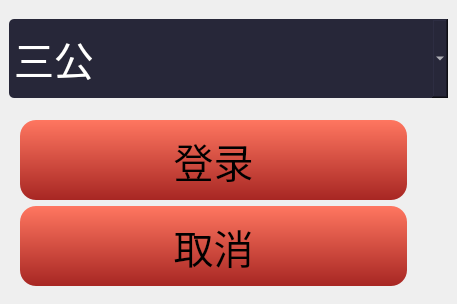
Qt form ThreeMan/login.ui (QPKJEDL/deskgame) before a commit.
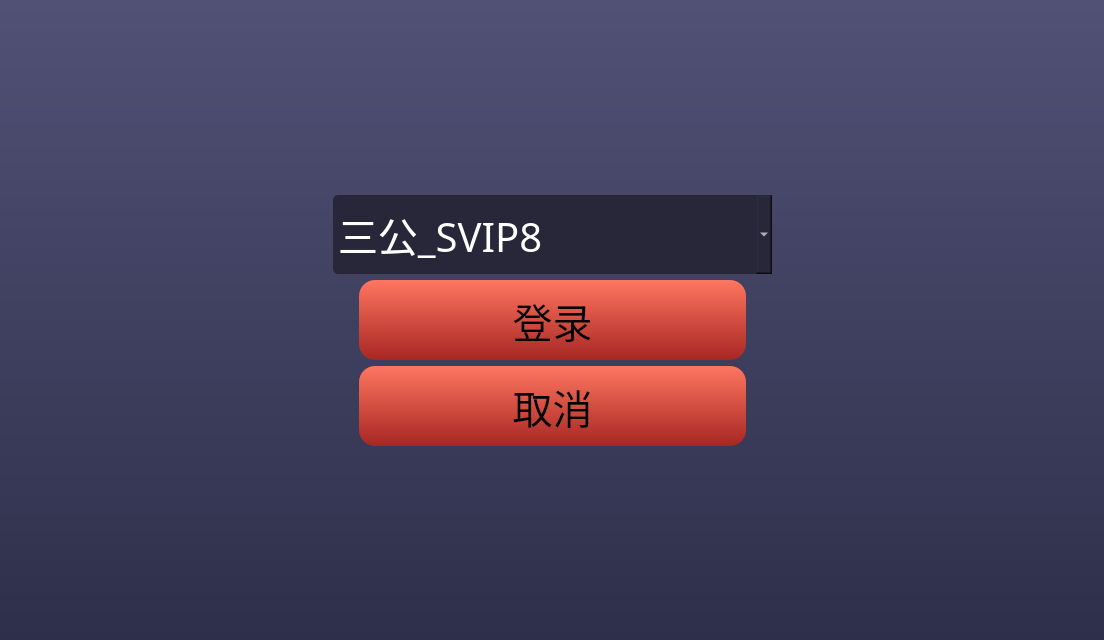
The same form after that commit.

Diff of the .ui file:
```diff
--- a/ThreeMan/login.ui
+++ b/ThreeMan/login.ui
@@ -6,57 +6,47 @@
    <rect>
     <x>0</x>
     <y>0</y>
-    <width>457</width>
-    <height>304</height>
+    <width>1104</width>
+    <height>640</height>
    </rect>
   </property>
   <property name="windowTitle">
    <string>Form</string>
   </property>
-  <widget class="QPushButton" name="pu_cancel">
-   <property name="geometry">
-    <rect>
-     <x>20</x>
-     <y>206</y>
-     <width>387</width>
-     <height>80</height>
-    </rect>
-   </property>
-   <property name="minimumSize">
-    <size>
-     <width>387</width>
-     <height>80</height>
-    </size>
-   </property>
-   <property name="font">
-    <font>
-     <family>微软雅黑</family>
-     <pointsize>30</pointsize>
-    </font>
-   </property>
    <property name="styleSheet">
-    <string notr="true">QPushButton{background-color:qlineargradient(spread:pad, x1:1, y1:1, x2:1, y2:0, stop:0 rgba(167, 38, 35, 255), stop:1 rgba(255, 118, 96, 255));
-box-shadow:0px 2px 9px 0px rgba(0, 0, 0, 0.77);
-border-radius:16px;}
-QPushButton::pressed{
-background-color: qlineargradient(spread:pad, x1:1, y1:1, x2:1, y2:0, stop:0 rgba(255, 118, 96, 255), stop:1 rgba(167, 38, 35, 255));
-box-shadow:0px 2px 9px 0px rgba(0, 0, 0, 0.77);
-border-radius:16px;
-}</string>
-   </property>
-   <property name="text">
-    <string>取消</string>
-   </property>
-  </widget>
+   <string notr="true">background-color: qlineargradient(spread:pad, x1:0, y1:0, x2:0, y2:1, stop:0 rgba(81, 81, 118, 255), stop:1 rgba(46, 48, 74, 255));</string>
+  </property>
+  <layout class="QVBoxLayout" name="verticalLayout">
+   <item>
+    <spacer name="verticalSpacer">
+     <property name="orientation">
+      <enum>Qt::Vertical</enum>
+     </property>
+     <property name="sizeHint" stdset="0">
+      <size>
+       <width>20</width>
+       <height>174</height>
+      </size>
+     </property>
+    </spacer>
+   </item>
+   <item>
+    <layout class="QHBoxLayout" name="horizontalLayout_3">
+     <item>
+      <spacer name="horizontalSpacer_5">
+       <property name="orientation">
+        <enum>Qt::Horizontal</enum>
+       </property>
+       <property name="sizeHint" stdset="0">
+        <size>
+         <width>40</width>
+         <height>20</height>
+        </size>
+       </property>
+      </spacer>
+     </item>
+     <item>
   <widget class="QComboBox" name="comboBox">
-   <property name="geometry">
-    <rect>
-     <x>9</x>
-     <y>19</y>
-     <width>439</width>
-     <height>79</height>
-    </rect>
-   </property>
    <property name="minimumSize">
     <size>
      <width>439</width>
@@ -76,19 +66,43 @@
    </property>
    <item>
     <property name="text">
-     <string>三公</string>
+         <string>三公_SVIP8</string>
     </property>
    </item>
   </widget>
+     </item>
+     <item>
+      <spacer name="horizontalSpacer_6">
+       <property name="orientation">
+        <enum>Qt::Horizontal</enum>
+       </property>
+       <property name="sizeHint" stdset="0">
+        <size>
+         <width>40</width>
+         <height>20</height>
+        </size>
+       </property>
+      </spacer>
+     </item>
+    </layout>
+   </item>
+   <item>
+    <layout class="QHBoxLayout" name="horizontalLayout_2">
+     <item>
+      <spacer name="horizontalSpacer">
+       <property name="orientation">
+        <enum>Qt::Horizontal</enum>
+       </property>
+       <property name="sizeHint" stdset="0">
+        <size>
+         <width>40</width>
+         <height>20</height>
+        </size>
+       </property>
+      </spacer>
+     </item>
+     <item>
   <widget class="QPushButton" name="pu_enter">
-   <property name="geometry">
-    <rect>
-     <x>20</x>
-     <y>120</y>
-     <width>387</width>
-     <height>80</height>
-    </rect>
-   </property>
    <property name="minimumSize">
     <size>
      <width>387</width>
@@ -114,7 +128,99 @@
    <property name="text">
     <string>登录</string>
    </property>
-  </widget>
+       <property name="shortcut">
+        <string>Enter</string>
+       </property>
+      </widget>
+     </item>
+     <item>
+      <spacer name="horizontalSpacer_2">
+       <property name="orientation">
+        <enum>Qt::Horizontal</enum>
+       </property>
+       <property name="sizeHint" stdset="0">
+        <size>
+         <width>40</width>
+         <height>20</height>
+        </size>
+       </property>
+      </spacer>
+     </item>
+    </layout>
+   </item>
+   <item>
+    <layout class="QHBoxLayout" name="horizontalLayout">
+     <item>
+      <spacer name="horizontalSpacer_3">
+       <property name="orientation">
+        <enum>Qt::Horizontal</enum>
+       </property>
+       <property name="sizeHint" stdset="0">
+        <size>
+         <width>40</width>
+         <height>20</height>
+        </size>
+       </property>
+      </spacer>
+     </item>
+     <item>
+      <widget class="QPushButton" name="pu_cancel">
+       <property name="minimumSize">
+        <size>
+         <width>387</width>
+         <height>80</height>
+        </size>
+       </property>
+       <property name="font">
+        <font>
+         <family>微软雅黑</family>
+         <pointsize>30</pointsize>
+        </font>
+       </property>
+       <property name="styleSheet">
+        <string notr="true">QPushButton{background-color:qlineargradient(spread:pad, x1:1, y1:1, x2:1, y2:0, stop:0 rgba(167, 38, 35, 255), stop:1 rgba(255, 118, 96, 255));
+box-shadow:0px 2px 9px 0px rgba(0, 0, 0, 0.77);
+border-radius:16px;}
+QPushButton::pressed{
+background-color: qlineargradient(spread:pad, x1:1, y1:1, x2:1, y2:0, stop:0 rgba(255, 118, 96, 255), stop:1 rgba(167, 38, 35, 255));
+box-shadow:0px 2px 9px 0px rgba(0, 0, 0, 0.77);
+border-radius:16px;
+}</string>
+       </property>
+       <property name="text">
+        <string>取消</string>
+       </property>
+      </widget>
+     </item>
+     <item>
+      <spacer name="horizontalSpacer_4">
+       <property name="orientation">
+        <enum>Qt::Horizontal</enum>
+       </property>
+       <property name="sizeHint" stdset="0">
+        <size>
+         <width>40</width>
+         <height>20</height>
+        </size>
+       </property>
+      </spacer>
+     </item>
+    </layout>
+   </item>
+   <item>
+    <spacer name="verticalSpacer_2">
+     <property name="orientation">
+      <enum>Qt::Vertical</enum>
+     </property>
+     <property name="sizeHint" stdset="0">
+      <size>
+       <width>20</width>
+       <height>173</height>
+      </size>
+     </property>
+    </spacer>
+   </item>
+  </layout>
  </widget>
  <resources/>
  <connections/>
```
Lines whose indentation alone changed are shown as unchanged.
